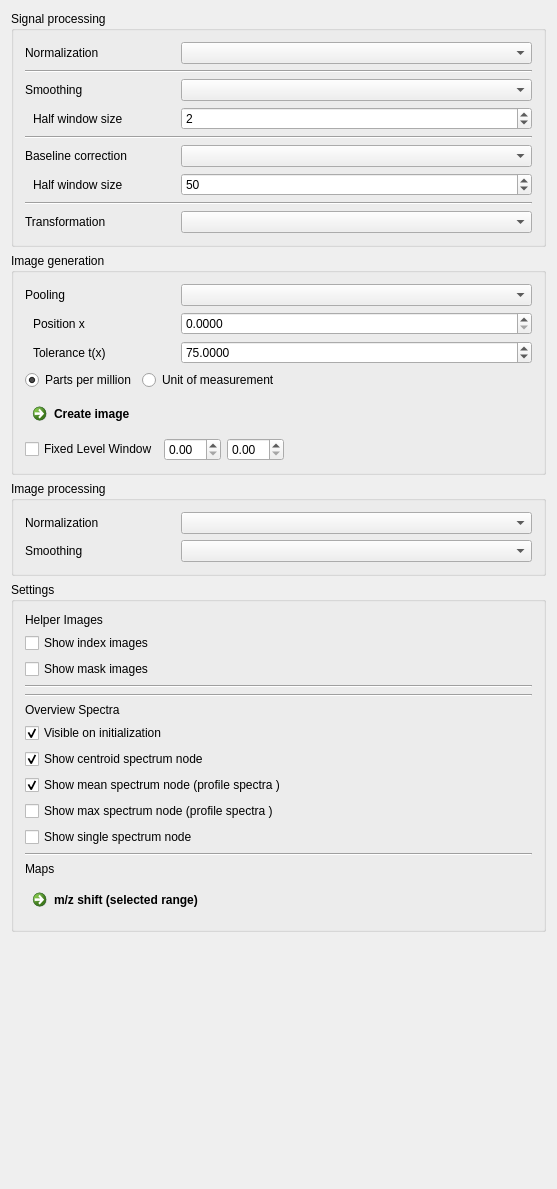
This is Plugins/org.mitk.gui.qt.m2.data/src/internal/m2DataView.ui in m2aia/m2aia as Qt 5 draws it before an edit. The edited form follows.
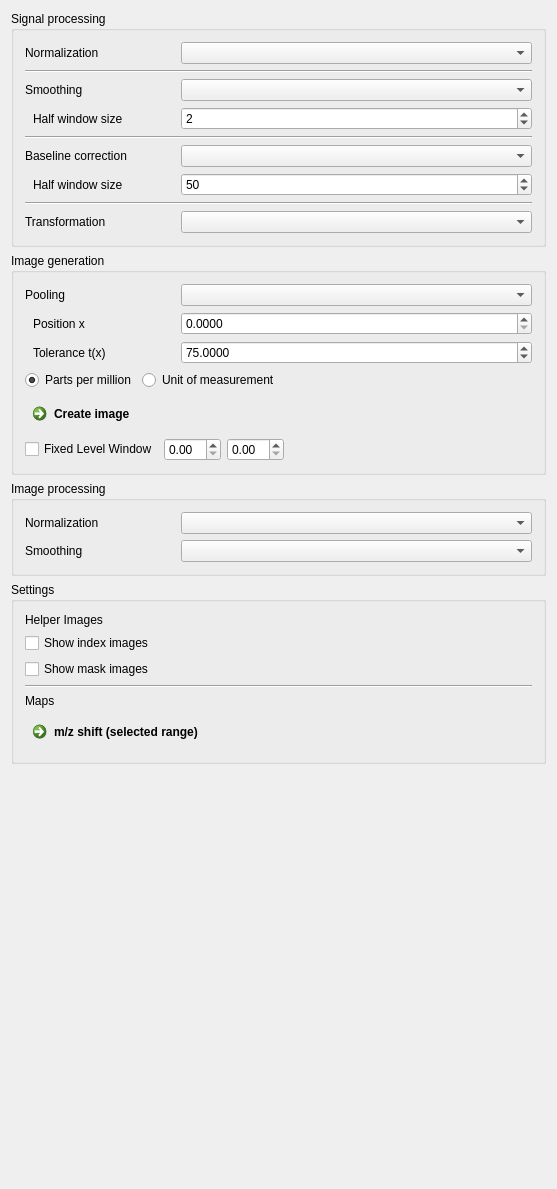
This is the edited form.

Commit message: feat: update image alignment handling and improve UI control logic in data view

The edit to the form file:
```diff
--- a/Plugins/org.mitk.gui.qt.m2.data/src/internal/m2DataView.ui
+++ b/Plugins/org.mitk.gui.qt.m2.data/src/internal/m2DataView.ui
@@ -830,86 +830,6 @@
         </property>
        </widget>
       </item>
-      <item>
-       <widget class="Line" name="hLineNormImages">
-        <property name="orientation">
-         <enum>Qt::Orientation::Horizontal</enum>
-        </property>
-       </widget>
-      </item>
-      <item>
-       <widget class="Line" name="line_4">
-        <property name="orientation">
-         <enum>Qt::Orientation::Horizontal</enum>
-        </property>
-       </widget>
-      </item>
-      <item>
-       <widget class="QLabel" name="label_3">
-        <property name="text">
-         <string>Overview Spectra</string>
-        </property>
-       </widget>
-      </item>
-      <item>
-       <widget class="QCheckBox" name="visibleOnInitialization">
-        <property name="text">
-         <string>Visible on initialization</string>
-        </property>
-        <property name="checked">
-         <bool>true</bool>
-        </property>
-        <property name="tristate">
-         <bool>false</bool>
-        </property>
-       </widget>
-      </item>
-      <item>
-       <widget class="QCheckBox" name="showCentroidSpectrum">
-        <property name="text">
-         <string>Show centroid spectrum node</string>
-        </property>
-        <property name="checked">
-         <bool>true</bool>
-        </property>
-        <property name="tristate">
-         <bool>false</bool>
-        </property>
-       </widget>
-      </item>
-      <item>
-       <widget class="QCheckBox" name="showMeanSpectrum">
-        <property name="text">
-         <string>Show mean spectrum node (profile spectra )</string>
-        </property>
-        <property name="checked">
-         <bool>true</bool>
-        </property>
-        <property name="tristate">
-         <bool>false</bool>
-        </property>
-       </widget>
-      </item>
-      <item>
-       <widget class="QCheckBox" name="showMaxSpectrum">
-        <property name="text">
-         <string>Show max spectrum node (profile spectra )</string>
-        </property>
-        <property name="tristate">
-         <bool>false</bool>
-        </property>
-       </widget>
-      </item>
-      <item>
-       <widget class="QCheckBox" name="showSingleSpectrum">
-        <property name="text">
-         <string>Show single spectrum node</string>
-        </property>
-        <property name="tristate">
-         <bool>false</bool>
-        </property>
-       </widget>
-      </item>
       <item>
        <widget class="Line" name="line">
         <property name="orientation">
```
The commit also changes 2 other files.
